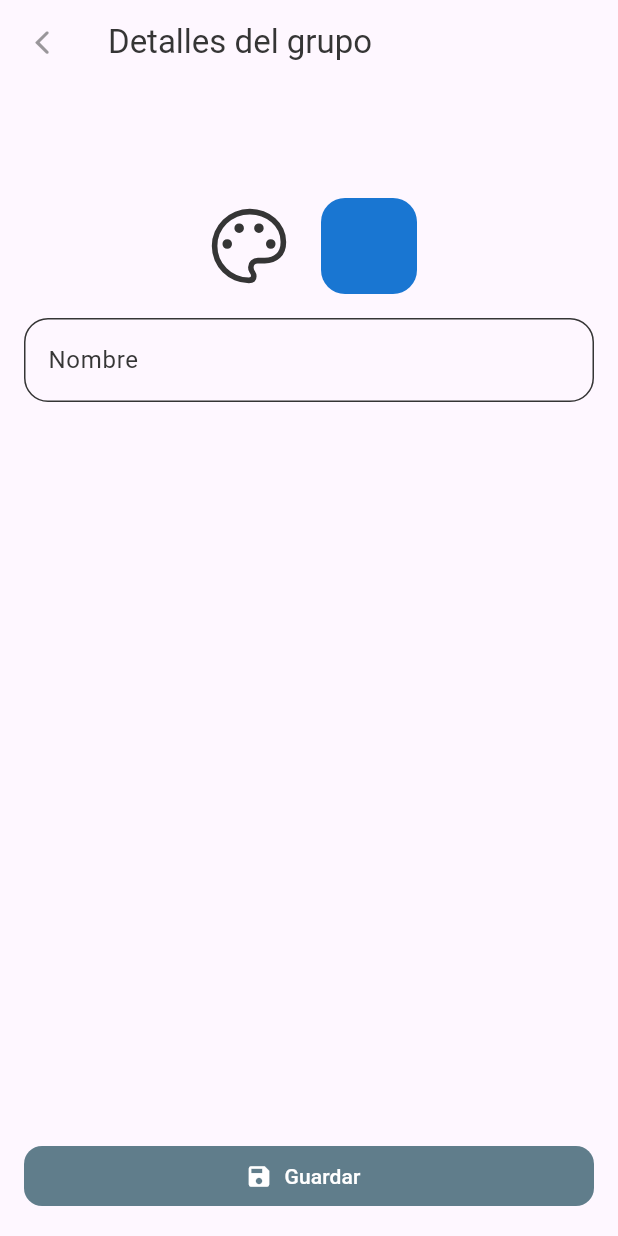
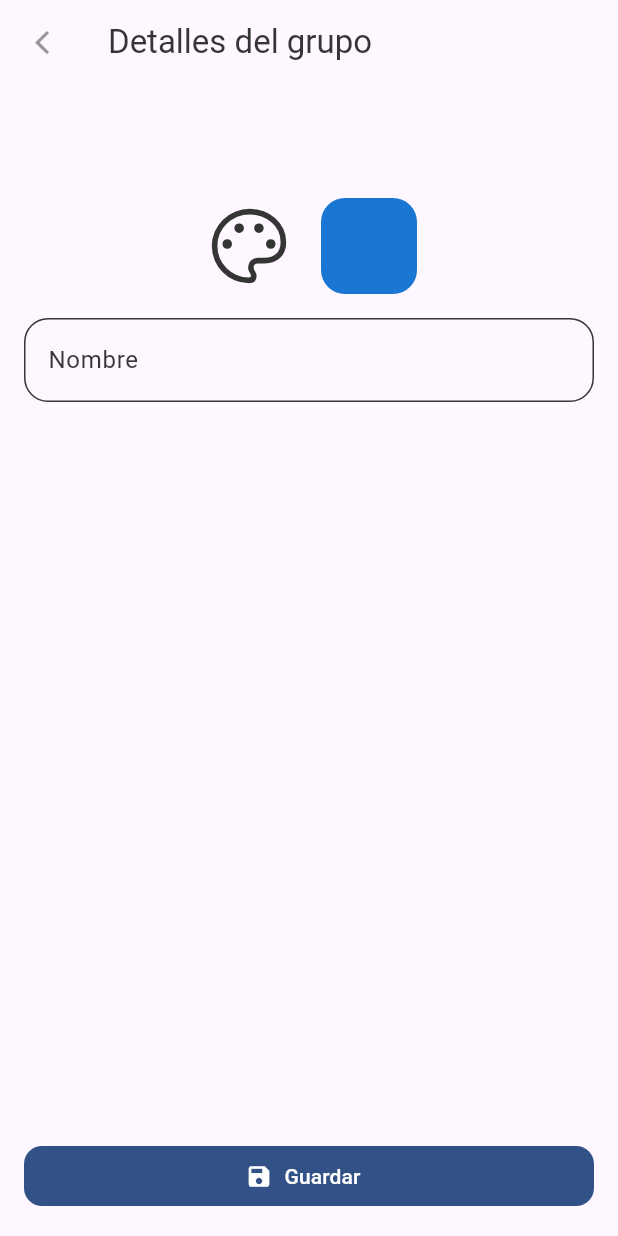
Before and after one commit to palmerov/KyureFlutter, a Flutter app: the _AccountListView screen opened directly, item 4 of the bottom bar chosen, on a phone screen of 412 x 824 dp. Run offline on Flutter 3.47's test engine with Material 3 defaults, Android fonts, the light colour scheme and no system bars; our stand-ins replace blur, bot_toast, cached_network_image, equatable, file_picker, flutter_animate and 10 more; missing offline and left inert: cached_network_svg_image, encrypt, flutter_share, random_password_generator, system_tray; accounts and stored records are empty.

Commit message:
better style

```diff
--- a/lib/presentation/pages/group_details/group_details_page.dart
+++ b/lib/presentation/pages/group_details/group_details_page.dart
@@ -66,6 +66,7 @@ class _GroupDetailsView extends StatelessWidget {
             pickerColor: color,
             onColorChanged: (value) {
               bloc.setColor(value);
+              context.pop();
             },
           ),
         ),
--- a/lib/presentation/theme/ky_theme.dart
+++ b/lib/presentation/theme/ky_theme.dart
@@ -21,7 +21,7 @@ class KyTheme extends InheritedWidget {
           elevation: 0, backgroundColor: Color.fromARGB(255, 26, 26, 26)),
       colorScheme: const ColorScheme(
           brightness: Brightness.dark,
-          primary: Color.fromARGB(255, 75, 159, 238),
+          primary: Color(0xff4b73a7),
           onPrimary: Colors.white,
           secondary: Colors.deepOrangeAccent,
           onSecondary: Colors.white,
@@ -40,7 +40,7 @@ class KyTheme extends InheritedWidget {
   static final lightTheme = ThemeData.light().copyWith(
       colorScheme: const ColorScheme(
           brightness: Brightness.light,
-          primary: Colors.blueGrey,
+          primary: Color(0xff325186),
           onPrimary: Colors.white,
           secondary: Colors.deepOrangeAccent,
           onSecondary: Colors.white,
```
Also changed, not shown: lib/presentation/pages/account_list/account_list_page.dart (+3 -23 lines).
